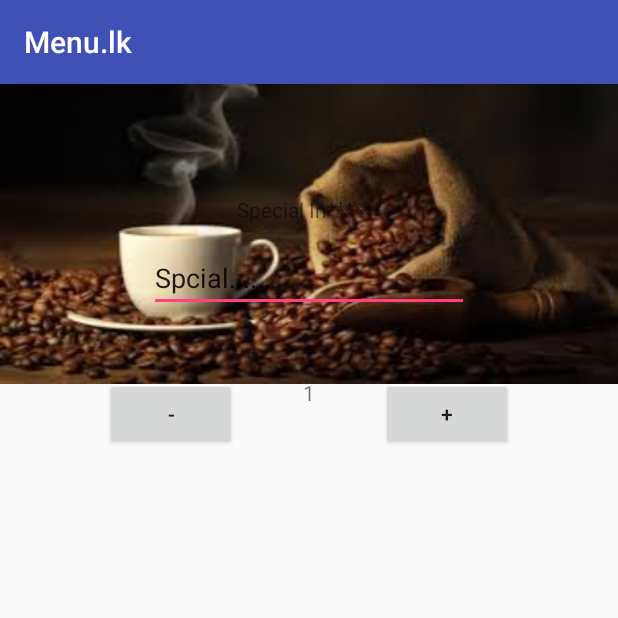
After one commit to pavithra91/Menu.lkApp, an Android app: the OrderActivity screen opened directly, with no data from a screen before it, on a phone screen of 412 x 824 dp, the top half of it. The commit adds this screen. Run offline under Robolectric (Android 15) with nearby library versions, the phone set to English and light mode, and no system bars; our stand-ins replace Picasso; network calls fail; pictures from the network do not load.

Commit message:
Order Screen Not Complete

```diff
--- a/app/src/main/AndroidManifest.xml
+++ b/app/src/main/AndroidManifest.xml
@@ -24,7 +24,8 @@
         <activity android:name=".menu.MenuActivity" />
         <activity
             android:name=".MainActivity"
-            android:label="@string/title_activity_main"></activity>
+            android:label="@string/title_activity_main" />
+        <activity android:name=".order.OrderActivity"></activity>
     </application>
 
 </manifest>
--- a/app/src/main/java/com/menulk/app/MainActivity.java
+++ b/app/src/main/java/com/menulk/app/MainActivity.java
@@ -58,8 +58,6 @@ public class MainActivity extends AppCompatActivity {
         setContentView(R.layout.activity_main);
 
         String slist = getIntent().getStringExtra("shopList");
-        Log.e("Main Screen",slist);
-
         args.putString("response",slist);
 
         BottomNavigationView navigation = (BottomNavigationView) findViewById(R.id.navigation);
@@ -67,6 +65,7 @@ public class MainActivity extends AppCompatActivity {
 
         ShopFragment shopfragment = new ShopFragment();
         FragmentTransaction shoptransaction = getSupportFragmentManager().beginTransaction();
+        shopfragment.setArguments(args);
         shoptransaction.replace(R.id.content,shopfragment);
         shoptransaction.commit();
     }
--- a/app/src/main/java/com/menulk/app/SplashActivity.java
+++ b/app/src/main/java/com/menulk/app/SplashActivity.java
@@ -56,8 +56,6 @@ public class SplashActivity extends AppCompatActivity {
         requestQueue.addRequestFinishedListener(new RequestQueue.RequestFinishedListener<Object>() {
             @Override
             public void onRequestFinished(Request<Object> request) {
-                Log.e("Error Response 2","Request Finish");
-
                 new Handler().postDelayed(new Runnable() {
 
                     /*
@@ -72,8 +70,6 @@ public class SplashActivity extends AppCompatActivity {
                         intent.putExtra("shopList", respondString);
                         startActivity(intent);
 
-                        Log.e("Splash Screen",respondString);
-
                         // close this activity
                         finish();
                     }
--- a/app/src/main/java/com/menulk/app/main/ShopFragment.java
+++ b/app/src/main/java/com/menulk/app/main/ShopFragment.java
@@ -63,11 +63,6 @@ public class ShopFragment extends Fragment {
 
         Bundle b = getArguments();
         String s = b.getString("response");
-        Log.e("R_Name", s);
-
-      /*  Bundle b = getArguments();
-        String s = b.getString("response");
-
 
         try {
             JSONArray response= new JSONArray(s);
@@ -82,9 +77,9 @@ public class ShopFragment extends Fragment {
 
         } catch (JSONException e) {
             e.printStackTrace();
-        }*/
+        }
 
-        models = getData();
+        models = shopList;
         final ShopAdapter adapter = new ShopAdapter(c,models);
         recyclerView.setAdapter(adapter);
 
--- a/app/src/main/java/com/menulk/app/menu/MenuItemAdapter.java
+++ b/app/src/main/java/com/menulk/app/menu/MenuItemAdapter.java
@@ -1,13 +1,18 @@
 package com.menulk.app.menu;
 
 import android.content.Context;
+import android.content.Intent;
 import android.support.v7.widget.RecyclerView;
+import android.util.Log;
 import android.view.LayoutInflater;
 import android.view.View;
 import android.view.ViewGroup;
+import android.widget.LinearLayout;
+import android.widget.RelativeLayout;
 import android.widget.TextView;
 
 import com.menulk.app.R;
+import com.menulk.app.order.OrderActivity;
 
 import java.util.ArrayList;
 
@@ -37,9 +42,24 @@ public class MenuItemAdapter extends RecyclerView.Adapter<MenuItemAdapter.MenuIt
     @Override
     public void onBindViewHolder(MenuItemViewHolder holder, int position) {
 
+        final int _index = position;
+
         holder.iName.setText(itemList.get(position).getItemName());
         holder.iDescription.setText(itemList.get(position).getDescription());
         holder.iPrice.setText(itemList.get(position).getPrice());
+
+        holder.layout.setOnClickListener(new View.OnClickListener() {
+            @Override
+            public void onClick(View view) {
+
+                Intent intent = new Intent(context, OrderActivity.class);
+                intent.putExtra("ItemName", itemList.get(_index).getItemName());
+                intent.putExtra("Description", itemList.get(_index).getDescription());
+                intent.putExtra("Price", itemList.get(_index).getPrice());
+                //intent.putExtra("ImageURL", itemList.get(_index).getImage());
+                context.startActivity(intent);
+            }
+        });
     }
 
     @Override
@@ -51,11 +71,14 @@ public class MenuItemAdapter extends RecyclerView.Adapter<MenuItemAdapter.MenuIt
         protected TextView iName;
         protected TextView iDescription;
         protected TextView iPrice;
+        protected LinearLayout layout;
+
         public MenuItemViewHolder(View itemView) {
             super(itemView);
             iName =  (TextView) itemView.findViewById(R.id.item_name);
             iDescription = (TextView)  itemView.findViewById(R.id.item_description);
             iPrice = (TextView)  itemView.findViewById(R.id.item_price);
+            layout = (LinearLayout)itemView.findViewById(R.id.linear_layout_card);
         }
     }
 }
--- /dev/null
+++ b/app/src/main/java/com/menulk/app/order/OrderActivity.java
@@ -0,0 +1,38 @@
+package com.menulk.app.order;
+
+import android.support.v7.app.AppCompatActivity;
+import android.os.Bundle;
+import android.util.Log;
+import android.widget.ImageView;
+import android.widget.TextView;
+
+import com.menulk.app.R;
+import com.squareup.picasso.Picasso;
+
+public class OrderActivity extends AppCompatActivity {
+
+    @Override
+    protected void onCreate(Bundle savedInstanceState) {
+        super.onCreate(savedInstanceState);
+        setContentView(R.layout.activity_order);
+
+        TextView itemname = (TextView) findViewById(R.id.item_name);
+        TextView itemDescription = (TextView) findViewById(R.id.item_description);
+        TextView itemPrice = (TextView) findViewById(R.id.item_price);
+        // itemImage = (ImageView) findViewById(R.id.ima);
+
+        String name = getIntent().getStringExtra("ItemName");
+        String _description = getIntent().getStringExtra("Description");
+        String _price = getIntent().getStringExtra("Price");
+       // String iImageURL = getIntent().getStringExtra("ImageURL");
+
+        Log.e("Splash Screen",name);
+        Log.e("Splash Screen",_description);
+        Log.e("Splash Screen",_price);
+
+        itemname.setText(name);
+        itemDescription.setText(_description);
+       // itemPrice.setText(_price);
+        //Picasso.with(context).load(iImageURL).into(shopImage);
+    }
+}
--- /dev/null
+++ b/app/src/main/res/layout/activity_order.xml
@@ -0,0 +1,98 @@
+<?xml version="1.0" encoding="utf-8"?>
+<android.support.constraint.ConstraintLayout xmlns:android="http://schemas.android.com/apk/res/android"
+    xmlns:app="http://schemas.android.com/apk/res-auto"
+    xmlns:tools="http://schemas.android.com/tools"
+    android:layout_width="match_parent"
+    android:layout_height="match_parent"
+    tools:context="com.menulk.app.order.OrderActivity">
+
+
+    <RelativeLayout
+        android:id="@+id/layoutTop"
+        android:layout_width="match_parent"
+        android:layout_height="200dp"
+        android:layout_alignParentTop="true"
+        android:layout_alignParentLeft="true"
+        android:layout_alignParentStart="true"
+        android:background="@drawable/images">
+    </RelativeLayout>
+
+    <RelativeLayout
+        android:id="@+id/layoutBottom"
+        android:layout_width="match_parent"
+        android:layout_height="0dp"
+        android:layout_alignParentBottom="true"
+        android:layout_below="@id/layoutTop" >
+
+        <TextView
+            android:id="@+id/item_name"
+            android:layout_width="wrap_content"
+            android:layout_height="wrap_content"
+            android:layout_alignParentTop="true"
+            android:layout_centerHorizontal="true"
+            android:layout_marginTop="12dp"
+            android:text="Latte" />
+
+        <TextView
+            android:id="@+id/item_description"
+            android:layout_width="wrap_content"
+            android:layout_height="wrap_content"
+            android:layout_below="@+id/item_name"
+            android:layout_centerHorizontal="true"
+            android:layout_marginTop="12dp"
+            android:text="Discription" />
+
+        <TextView
+            android:id="@+id/textView7"
+            android:layout_width="wrap_content"
+            android:layout_height="wrap_content"
+            android:layout_below="@+id/item_description"
+            android:layout_centerHorizontal="true"
+            android:layout_marginTop="11dp"
+            android:text="Special In******" />
+
+        <EditText
+            android:id="@+id/special_instructions"
+            android:layout_width="wrap_content"
+            android:layout_height="wrap_content"
+            android:layout_below="@+id/textView7"
+            android:layout_centerHorizontal="true"
+            android:layout_marginTop="13dp"
+            android:ems="10"
+            android:inputType="textPersonName"
+            android:text="Spcial......" />
+
+        <Button
+            android:id="@+id/button3"
+            android:layout_width="wrap_content"
+            android:layout_height="wrap_content"
+            android:layout_below="@+id/special_instructions"
+            android:layout_marginTop="44dp"
+            android:layout_toLeftOf="@+id/textView7"
+            android:layout_toStartOf="@+id/textView7"
+            android:text="-" />
+
+        <TextView
+            android:id="@+id/textView9"
+            android:layout_width="wrap_content"
+            android:layout_height="wrap_content"
+            android:layout_alignBottom="@+id/button3"
+            android:layout_alignTop="@+id/button4"
+            android:layout_centerHorizontal="true"
+            android:text="1" />
+
+        <Button
+            android:id="@+id/button4"
+            android:layout_width="wrap_content"
+            android:layout_height="wrap_content"
+            android:layout_alignBaseline="@+id/button3"
+            android:layout_alignBottom="@+id/button3"
+            android:layout_toEndOf="@+id/textView7"
+            android:layout_toRightOf="@+id/textView7"
+            android:text="+" />
+
+    </RelativeLayout>
+
+    <!-- This should be always half the height, can also be calculated and added programtically -->
+
+</android.support.constraint.ConstraintLayout>
--- a/app/src/main/res/layout/menu_card.xml
+++ b/app/src/main/res/layout/menu_card.xml
@@ -21,6 +21,13 @@
         card_view:cardBackgroundColor="#ffffff"
         android:layout_marginTop="55dp"
         android:onClick="Item">
+
+
+        <LinearLayout
+            android:id="@+id/linear_layout_card"
+            android:layout_width="match_parent"
+            android:layout_height="wrap_content"
+            android:orientation="vertical">
 
         <RelativeLayout
             android:id="@+id/relativeLayout"
@@ -89,7 +96,7 @@
                 android:textSize="12dip" />
 
         </RelativeLayout>
-
+        </LinearLayout>
     </android.support.v7.widget.CardView>
 
 
```
